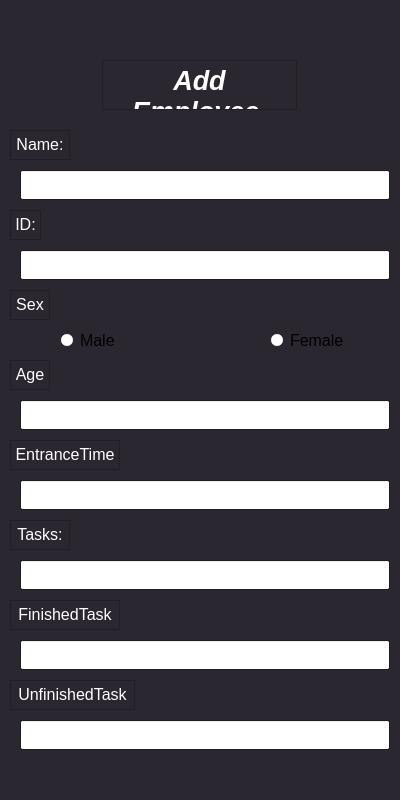
The window that Employee.ui (HeidariSina/Management-App) describes before a commit, drawn with Qt 5.
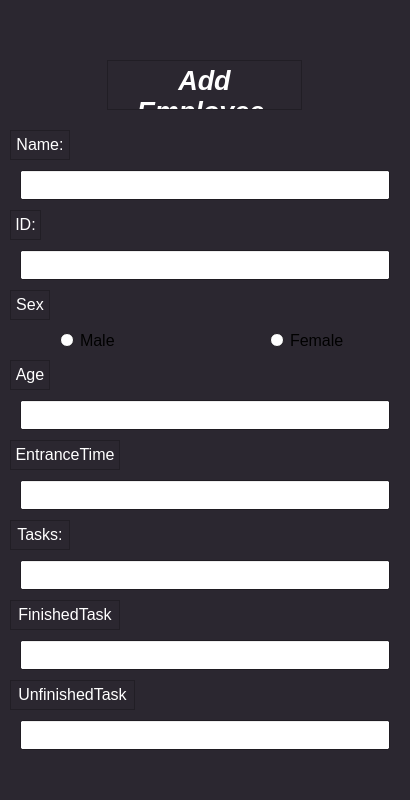
The same window after the commit.

```diff
--- a/Employee.ui
+++ b/Employee.ui
@@ -9,19 +9,19 @@
    <rect>
     <x>0</x>
     <y>0</y>
-    <width>400</width>
+    <width>410</width>
     <height>800</height>
    </rect>
   </property>
   <property name="minimumSize">
    <size>
-    <width>400</width>
+    <width>410</width>
     <height>800</height>
    </size>
   </property>
   <property name="maximumSize">
    <size>
-    <width>400</width>
+    <width>410</width>
     <height>800</height>
    </size>
   </property>
@@ -129,7 +129,7 @@
    <widget class="QTextBrowser" name="MainText">
     <property name="geometry">
      <rect>
-      <x>102</x>
+      <x>107</x>
       <y>60</y>
       <width>195</width>
       <height>50</height>
```
